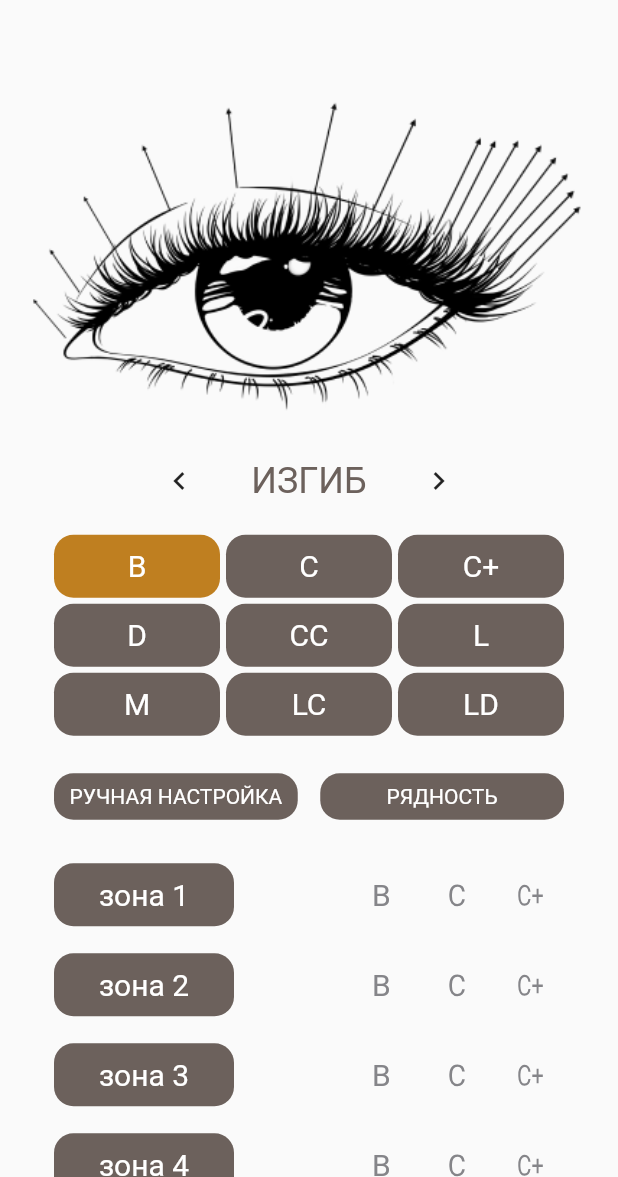
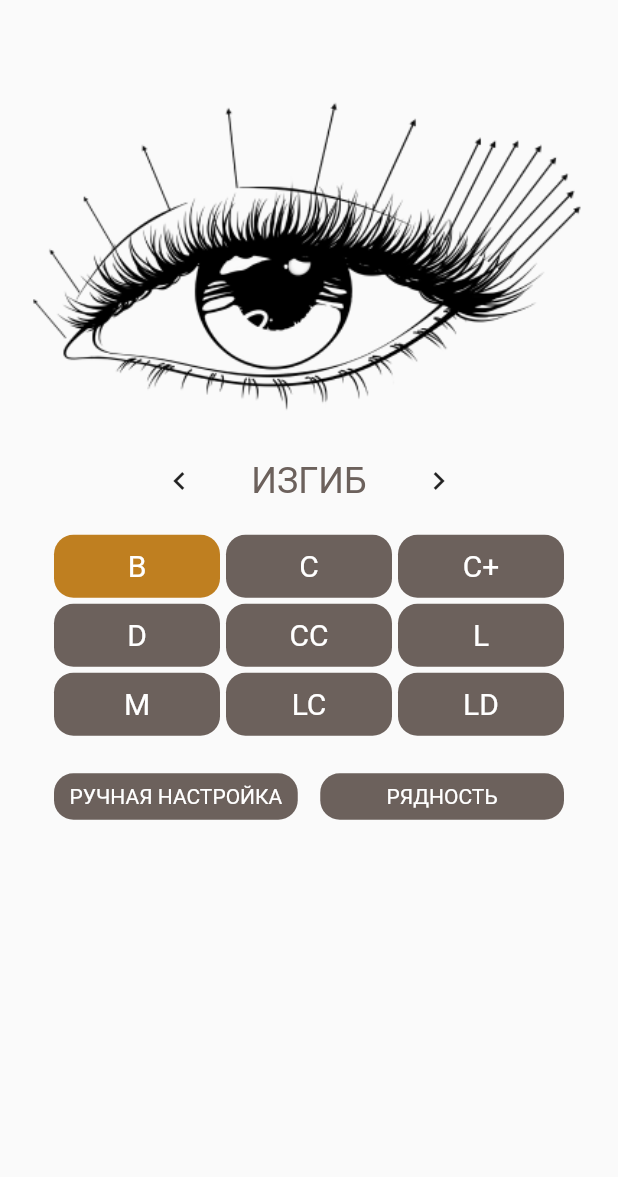
Before and after one commit to northernerwolf/LashMap, a Flutter app: the AddCustomSchemePage screen opened directly, swiped to page 3, on a phone screen of 412 x 824 dp, the part 59-1236 px from its top. Run offline on Flutter 3.47's test engine with Material 2 defaults, Android fonts, the phone set to English and light mode, and no system bars; our stand-ins replace connectivity_plus, dio, internet_connection_checker, shared_preferences, table_calendar; accounts and stored records are empty; project files that could hold a hidden picture were left out.

Commit message:
bending done

```diff
--- a/lib/pages/add_scheme/add_custom_scheme.dart
+++ b/lib/pages/add_scheme/add_custom_scheme.dart
@@ -26,7 +26,7 @@ class AddCustomSchemePage extends StatelessWidget {
             child: PageView(
               controller: addZonesProvider.pageController,
               physics: const BouncingScrollPhysics(),
-              children: const [AddZones(), LashVolume(), Bending()],
+              children: [AddZones(), LashVolume(), Bending()],
             ),
           )
         ],
--- a/lib/pages/add_scheme/custom_scheme_settings/bending.dart
+++ b/lib/pages/add_scheme/custom_scheme_settings/bending.dart
@@ -12,7 +12,6 @@ class Bending extends StatelessWidget {
   @override
   Widget build(BuildContext context) {
     final addZonesProvider = Provider.of<CustomLashProvider>(context);
-
     return SingleChildScrollView(
       padding: const EdgeInsets.symmetric(horizontal: 36),
       physics: const BouncingScrollPhysics(),
@@ -48,11 +47,14 @@ class Bending extends StatelessWidget {
           const SizedBox(
             height: 12,
           ),
-          StaggeredGrid.count(
+          Visibility(
+            visible: addZonesProvider.bendSettingMode == 0,
+            child: StaggeredGrid.count(
               crossAxisCount: 3,
               crossAxisSpacing: 4,
               mainAxisSpacing: 4,
-            children: List.generate(addZonesProvider.bendSizes.length, (index) {
+              children:
+                  List.generate(addZonesProvider.bendSizes.length, (index) {
                 return GestureDetector(
                   onTap: () {
                     addZonesProvider.setSelectedBend(index);
@@ -68,12 +70,14 @@ class Bending extends StatelessWidget {
                     child: Center(
                       child: Text(
                         addZonesProvider.bendSizes[index],
-                      style: const TextStyle(color: Colors.white, fontSize: 20),
+                        style:
+                            const TextStyle(color: Colors.white, fontSize: 20),
                       ),
                     ),
                   ),
                 );
               }),
+            ),
           ),
           const SizedBox(
             height: 25,
@@ -82,12 +86,18 @@ class Bending extends StatelessWidget {
             children: [
               Expanded(
                 child: GestureDetector(
-                  onTap: () {},
+                  onTap: () {
+                    addZonesProvider.bendSettingMode == 1
+                        ? addZonesProvider.setBendSettingMode(0)
+                        : addZonesProvider.setBendSettingMode(1);
+                  },
                   child: Container(
                     height: 31,
                     decoration: BoxDecoration(
                       borderRadius: BorderRadius.circular(13),
-                      color: AppColors.primary,
+                      color: addZonesProvider.bendSettingMode == 1
+                          ? AppColors.secondary
+                          : AppColors.primary,
                     ),
                     child: const Center(
                       child: FittedBox(
@@ -108,12 +118,18 @@ class Bending extends StatelessWidget {
               ),
               Expanded(
                 child: GestureDetector(
-                  onTap: () {},
+                  onTap: () {
+                    addZonesProvider.bendSettingMode == 2
+                        ? addZonesProvider.setBendSettingMode(0)
+                        : addZonesProvider.setBendSettingMode(2);
+                  },
                   child: Container(
                     height: 31,
                     decoration: BoxDecoration(
                       borderRadius: BorderRadius.circular(13),
-                      color: AppColors.primary,
+                      color: addZonesProvider.bendSettingMode == 2
+                          ? AppColors.secondary
+                          : AppColors.primary,
                     ),
                     child: const Center(
                       child: FittedBox(
@@ -131,7 +147,9 @@ class Bending extends StatelessWidget {
           const SizedBox(
             height: 20,
           ),
-          Column(
+          Visibility(
+            visible: addZonesProvider.bendSettingMode == 1,
+            child: Column(
               children:
                   List.generate(addZonesProvider.zoneValue.toInt(), (index) {
                 return Row(
@@ -145,7 +163,8 @@ class Bending extends StatelessWidget {
                       child: Center(
                           child: Text(
                         "зона ${index + 1}",
-                      style: const TextStyle(color: Colors.white, fontSize: 20),
+                        style:
+                            const TextStyle(color: Colors.white, fontSize: 20),
                       )),
                     ),
                     const SizedBox(
@@ -160,31 +179,118 @@ class Bending extends StatelessWidget {
                               itemExtent: 48,
                               physics: const BouncingScrollPhysics(),
                               onSelectedItemChanged: (value) {
-                              addZonesProvider.setCustomBendValue(index, value);
+                                addZonesProvider.setCurrentBendSizes(
+                                    index, value);
+                                print(value);
+                                addZonesProvider.setCustomBendValue(
+                                    index, value);
                                 print(addZonesProvider.customBendValues);
+                                print(addZonesProvider.bendSizes);
+                                print(addZonesProvider.currentBendSizes);
                               },
                               children: List.generate(
                                   addZonesProvider.bendSizes.length,
-                                (index) => RotatedBox(
+                                  (spinnerIndex) {
+                                return RotatedBox(
                                     quarterTurns: 45,
                                     child: Text(
-                                      addZonesProvider.bendSizes[index],
+                                      addZonesProvider.bendSizes[spinnerIndex],
                                       style: TextStyle(
                                           fontSize: 20,
-                                          color:
-                                              addZonesProvider.customBendValues[
-                                                          index] ==
+                                          fontWeight: spinnerIndex ==
                                                   addZonesProvider
-                                                          .bendSizes[index]
+                                                      .currentBendSizes[index]
+                                              ? FontWeight.bold
+                                              : FontWeight.normal,
+                                          color: spinnerIndex ==
+                                                  addZonesProvider
+                                                      .currentBendSizes[index]
                                               ? Colors.black
-                                                  : Color(0xff858589)),
-                                    )))),
+                                              : const Color(0xff858589)),
+                                    ));
+                              })),
                         ),
                       ),
                     ),
                   ],
                 );
               }),
+            ),
+          ),
+          Visibility(
+            visible: addZonesProvider.bendSettingMode == 2,
+            child: Column(
+              children:
+                  List.generate(addZonesProvider.zoneValue.toInt(), (index) {
+                return Row(
+                  crossAxisAlignment: CrossAxisAlignment.start,
+                  children: [
+                    Container(
+                      width: 120,
+                      height: 42,
+                      decoration: BoxDecoration(
+                          borderRadius: BorderRadius.circular(13),
+                          color: AppColors.primary),
+                      child: Center(
+                          child: Text(
+                        "зона ${index + 1}",
+                        style:
+                            const TextStyle(color: Colors.white, fontSize: 20),
+                      )),
+                    ),
+                    const SizedBox(
+                      width: 12,
+                    ),
+                    Expanded(
+                      child: Column(
+                        children: List.generate(3, (mode2Index) {
+                          return SizedBox(
+                            height: 60,
+                            child: RotatedBox(
+                              quarterTurns: -45,
+                              child: ListWheelScrollView(
+                                  itemExtent: 48,
+                                  perspective: 0.005,
+                                  physics: const BouncingScrollPhysics(),
+                                  onSelectedItemChanged: (value) {
+                                    addZonesProvider.setCurrentBendSizesMode2(
+                                        index, mode2Index, value);
+                                    addZonesProvider.seCustomBendValuesMode2(
+                                        index, mode2Index, value);
+                                  },
+                                  children: List.generate(
+                                      addZonesProvider.bendSizes.length,
+                                      (spinnerIndex) {
+                                    return RotatedBox(
+                                        quarterTurns: 45,
+                                        child: Text(
+                                          addZonesProvider
+                                              .bendSizes[spinnerIndex],
+                                          style: TextStyle(
+                                              fontSize: 20,
+                                              fontWeight: spinnerIndex ==
+                                                      addZonesProvider
+                                                              .currentBendSizesMode2[
+                                                          index][mode2Index]
+                                                  ? FontWeight.bold
+                                                  : FontWeight.normal,
+                                              color: spinnerIndex ==
+                                                      addZonesProvider
+                                                              .currentBendSizesMode2[
+                                                          index][mode2Index]
+                                                  ? Colors.black
+                                                  : const Color(0xff858589)),
+                                        ));
+                                  })),
+                            ),
+                          );
+                        }),
+                      ),
+                    ),
+                  ],
+                );
+              }),
+            ),
           ),
 
           //
--- a/lib/providers/custom_lash_provider.dart
+++ b/lib/providers/custom_lash_provider.dart
@@ -5,21 +5,32 @@ class CustomLashProvider extends ChangeNotifier {
   double zoneValue = 10;
   double volumeValue = 0.5;
   List<double> volumeTextList = [0.5, 1, 1.5, 2, 2.5, 3, 3.5, 4];
+
   List<double> zoneValues = List.generate(15, (index) => 0);
-  List<String?> customBendValues = List.generate(15, (index) => null);
   List<bool> zoneValuesEnabled = List.generate(15, (index) => true);
   bool isBlack = true;
+
+  List<String?> customBendValues = List.generate(15, (index) => null);
   List<String> bendSizes = ["B", "C", "C+", "D", "CC", "L", "M", "LC", "LD"];
+  List<int> currentBendSizes = List.generate(15, (index) => 0);
+  int bendSettingMode = 0;
   int selectedBend = 0;
 
+  List<List<String?>> customBendValuesMode2 = List.generate(
+      15,
+      (index) => List.generate(
+            3,
+            (index) => null,
+          ));
+  List<List<int>> currentBendSizesMode2 = List.generate(
+      15,
+      (index) => List.generate(
+            3,
+            (index) => 0,
+          ));
+
   Future<void> setZoneValue(double value) async {
-    int len = 0;
     zoneValue = value;
-    customBendValues = List.generate(15, (index) => null);
-    while (value != len - 1) {
-      len++;
-      customBendValues[len] = 'B';
-    }
     notifyListeners();
   }
 
@@ -38,6 +49,11 @@ class CustomLashProvider extends ChangeNotifier {
     notifyListeners();
   }
 
+  Future<void> setBendSettingMode(int value) async {
+    bendSettingMode = value;
+    notifyListeners();
+  }
+
   Future<void> setSelectedBend(int index) async {
     selectedBend = index;
     notifyListeners();
@@ -45,6 +61,23 @@ class CustomLashProvider extends ChangeNotifier {
 
   Future<void> setCustomBendValue(int zoneIndex, int index) async {
     customBendValues[zoneIndex] = bendSizes[index];
+    notifyListeners();
+  }
+
+  Future<void> setCurrentBendSizes(int zoneIndex, int value) async {
+    currentBendSizes[zoneIndex] = value;
+    notifyListeners();
+  }
+
+  Future<void> seCustomBendValuesMode2(
+      int zoneIndex, int zoneListIndex, int index) async {
+    customBendValuesMode2[zoneIndex][zoneListIndex] = bendSizes[index];
+    notifyListeners();
+  }
+
+  Future<void> setCurrentBendSizesMode2(
+      int zoneIndex, int zoneListIndex, int value) async {
+    currentBendSizesMode2[zoneIndex][zoneListIndex] = value;
     notifyListeners();
   }
 
```
Lines whose indentation alone changed are shown as unchanged.
